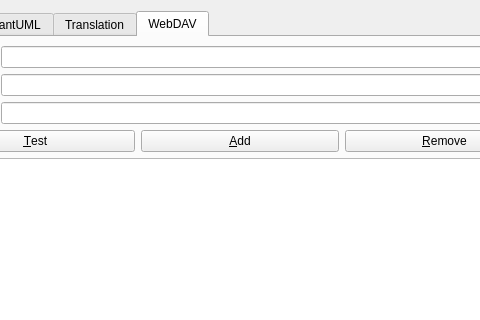
First picture: the form in client/preferencedialog.ui, repository missdeer/KarenMeu, before the edit; both pictures show x 86 to 566 and y 0 to 320 of the 652 by 520 pixel window.
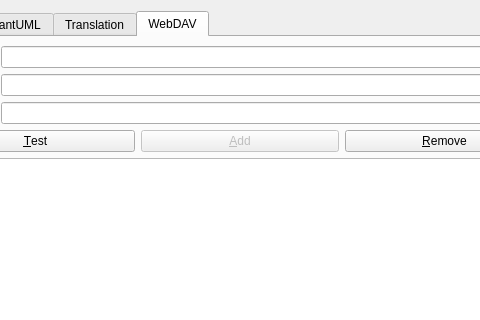
Second picture: the form after the edit. The open tabs and pages were chosen to show the change. Icons and pictures are not drawn.

Diff of the .ui file:
```diff
--- a/client/preferencedialog.ui
+++ b/client/preferencedialog.ui
@@ -586,6 +586,9 @@
          </item>
          <item>
           <widget class="QPushButton" name="btnAddWebDAV">
+           <property name="enabled">
+            <bool>false</bool>
+           </property>
            <property name="text">
             <string>&amp;Add</string>
            </property>
```
Left out of the diff: 2 changed lines with no effect on the pictures.
